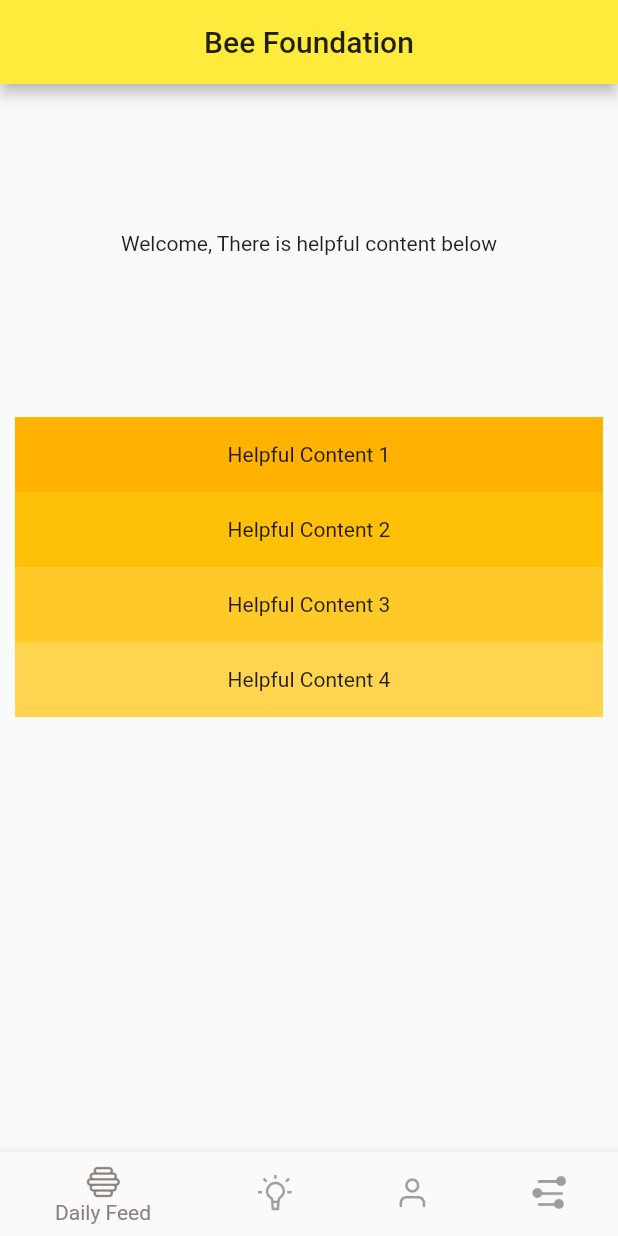
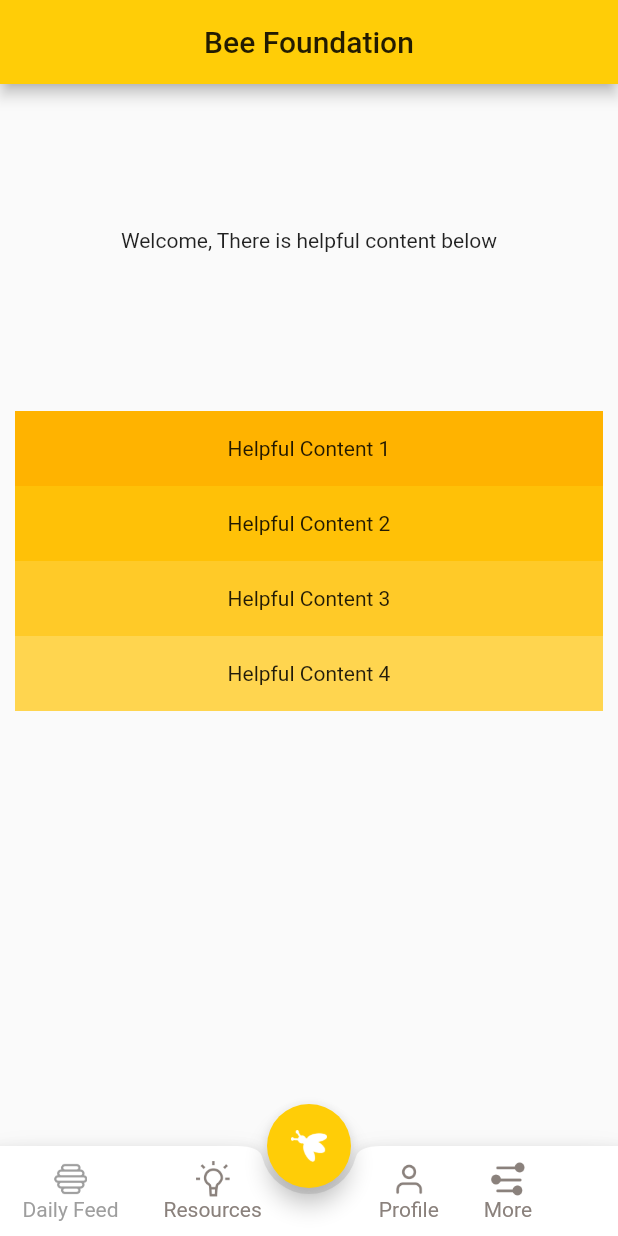
Before and after one commit to ebiwonjumit/bee-foundation-app, a Flutter app: the screen it shows after launch, on a phone screen of 412 x 824 dp. Run offline on Flutter 3.47's test engine with Material 2 defaults, Android fonts, the phone set to English and light mode, and no system bars.

Commit message:
FabNav almost done, missing onTap

```diff
--- /dev/null
+++ b/lib/BottomNavigation.dart
@@ -0,0 +1,88 @@
+import 'package:flutter/material.dart';
+import 'HomePageScreen.dart';
+import 'ProfileScreen.dart';
+import 'TabItem.dart';
+
+class BottomNavigation extends StatefulWidget {
+  BottomNavigation({Key? key, required this.title}) : super(key: key);
+  final String title;
+
+  @override
+  _BottomNavigationState createState() => _BottomNavigationState();
+}
+
+class _BottomNavigationState extends State<BottomNavigation> {
+  int currentIndex = 0;
+  final List<Widget> _children = [
+    HomePageScreen(),
+    ProfileScreen(),
+    ProfileScreen(),
+    ProfileScreen()
+  ];
+
+  @override
+  Widget build(BuildContext context) {
+    return Scaffold(
+      appBar: AppBar(
+        backgroundColor: Color(0xFFFFCD07),
+        title: Text(widget.title),
+        centerTitle: true,
+      ),
+      body: _children[currentIndex],
+      floatingActionButton: FloatingActionButton(
+          onPressed: () {},
+          backgroundColor: Color(0xFFFFCD07),
+          foregroundColor: Colors.white,
+          child: ImageIcon(AssetImage("images/bee_icon.png",))),
+      floatingActionButtonLocation: FloatingActionButtonLocation.centerDocked,
+      bottomNavigationBar: _buildBottomFabBar()
+    );
+  }
+
+  void onTabTapped(int index) {
+    setState(() {
+      currentIndex = index;
+    });
+  }
+
+  _buildBottomFabBar() {
+    return BottomAppBar(
+        color: Colors.white,
+        shape: CircularNotchedRectangle(),
+        child: Row(
+          children: <Widget>[
+            TabItem(
+                icon: AssetImage("images/daily_feed_menu_ic.png"),
+                text: "Daily Feed",
+                isSelected: currentIndex == 0,
+                onTap: () {
+                  onTabTapped(currentIndex);
+                }),
+            TabItem(
+                icon: AssetImage("images/resources_menu_ic.png"),
+                text: "Resources",
+                isSelected: currentIndex == 1,
+                onTap: () {
+                  onTabTapped(currentIndex);
+                }),
+            SizedBox(width: 48),
+            TabItem(
+              icon: AssetImage("images/profile_menu_ic.png"),
+              text: "Profile",
+              isSelected: currentIndex == 2,
+              onTap: () {
+                onTabTapped(currentIndex);
+              },
+            ),
+            TabItem(
+              icon: AssetImage("images/more_menu_ic.png"),
+              text: "More",
+              isSelected: currentIndex == 3,
+              onTap: () {
+                onTabTapped(currentIndex);
+              },
+            )
+          ],
+        ));
+  }
+}
--- /dev/null
+++ b/lib/TabItem.dart
@@ -0,0 +1,41 @@
+import 'package:flutter/material.dart';
+
+class TabItem extends StatelessWidget {
+  final String text;
+  final AssetImage icon;
+  final bool isSelected;
+  final Function? onTap;
+
+  const TabItem(
+      {Key? key,
+      required this.icon,
+      required this.text,
+      required this.isSelected,
+      required this.onTap})
+      : super(key: key);
+
+  @override
+  Widget build(BuildContext context) {
+    return InkWell(
+        child: Padding(
+      padding: const EdgeInsets.fromLTRB(15, 10, 15, 10),
+      child: Column(
+        mainAxisSize: MainAxisSize.min,
+        children: <Widget>[
+          ImageIcon(
+            icon,
+            color: isSelected ? Colors.grey : Color(0xFF8A817C),
+          ),
+          Text(
+            text,
+            style: TextStyle(
+              color: isSelected ? Colors.grey : Color(0xFF8A817C),
+            ),
+          )
+        ],
+      ),
+    ),
+      onTap: onTap,
+    );
+  }
+}
--- a/lib/main.dart
+++ b/lib/main.dart
@@ -1,6 +1,5 @@
 import 'package:flutter/material.dart';
-import 'HomePageScreen.dart';
-import 'ProfileScreen.dart';
+import 'BottomNavigation.dart';
 
 void main() {
   runApp(MyApp());
@@ -15,53 +14,7 @@ class MyApp extends StatelessWidget {
       theme: ThemeData(
         primarySwatch: Colors.yellow,
       ),
-      home: MyHomePage(title: 'Bee Foundation'),
+      home: BottomNavigation(title: 'Bee Foundation'),
     );
   }
 }
-
-class MyHomePage extends StatefulWidget {
-  MyHomePage({Key? key, required this.title}) : super(key: key);
-  final String title;
-
-  @override
-  _MyHomePageState createState() => _MyHomePageState();
-}
-
-class _MyHomePageState extends State<MyHomePage> {
-  int currentIndex  = 0;
-  final List<Widget> _children =[
-    HomePageScreen(),
-    ProfileScreen(),
-    ProfileScreen(),
-    ProfileScreen()
-  ];
-  @override
-  Widget build(BuildContext context) {
-    return Scaffold(
-      appBar: AppBar(
-        title: Text(widget.title),
-        centerTitle: true,
-      ),
-      body: _children[currentIndex],
-      bottomNavigationBar: BottomNavigationBar(
-        onTap: onTabTapped,
-        backgroundColor: Colors.white,
-        unselectedItemColor:  Colors.grey,
-        selectedItemColor: Color(0xFF8A817C),
-        currentIndex: currentIndex,
-        items: [
-          BottomNavigationBarItem(icon: new ImageIcon(AssetImage("images/daily_feed_menu_ic.png"),), label: "Daily Feed"),
-          BottomNavigationBarItem(icon: new ImageIcon(AssetImage("images/resources_menu_ic.png"),), label: "Resources"),
-          BottomNavigationBarItem(icon: new ImageIcon(AssetImage("images/profile_menu_ic.png"),), label: "Profile"),
-          BottomNavigationBarItem(icon: new ImageIcon(AssetImage("images/more_menu_ic.png"),), label: "More")
-        ],
-      ),
-    );
-  }
-  void onTabTapped(int index){
-    setState((){
-      currentIndex = index;
-    });
-  }
-}
--- a/pubspec.yaml
+++ b/pubspec.yaml
@@ -64,6 +64,7 @@ flutter:
      - images/festival_logo.png
      - images/2.0x/festival_logo.png
      - images/3.0x/festival_logo.png
+     - images/bee_icon.png
 
   # An image asset can refer to one or more resolution-specific "variants", see
   # https://flutter.dev/assets-and-images/#resolution-aware.
```
Also changed, not shown: images/bee_icon.png (added).
